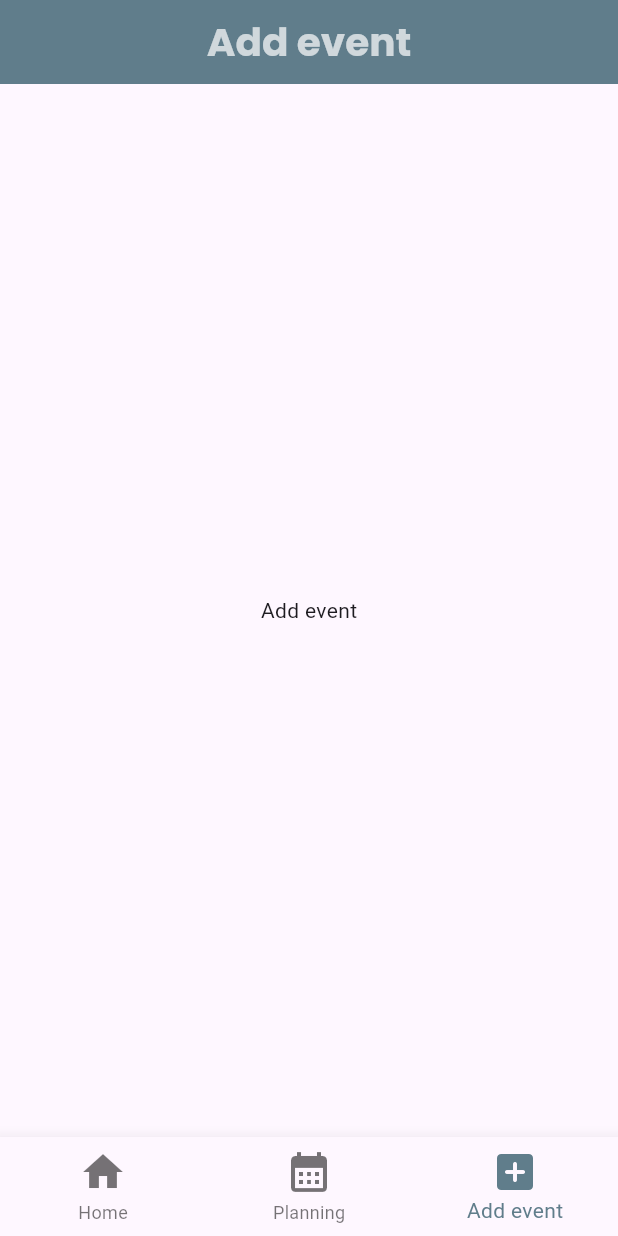
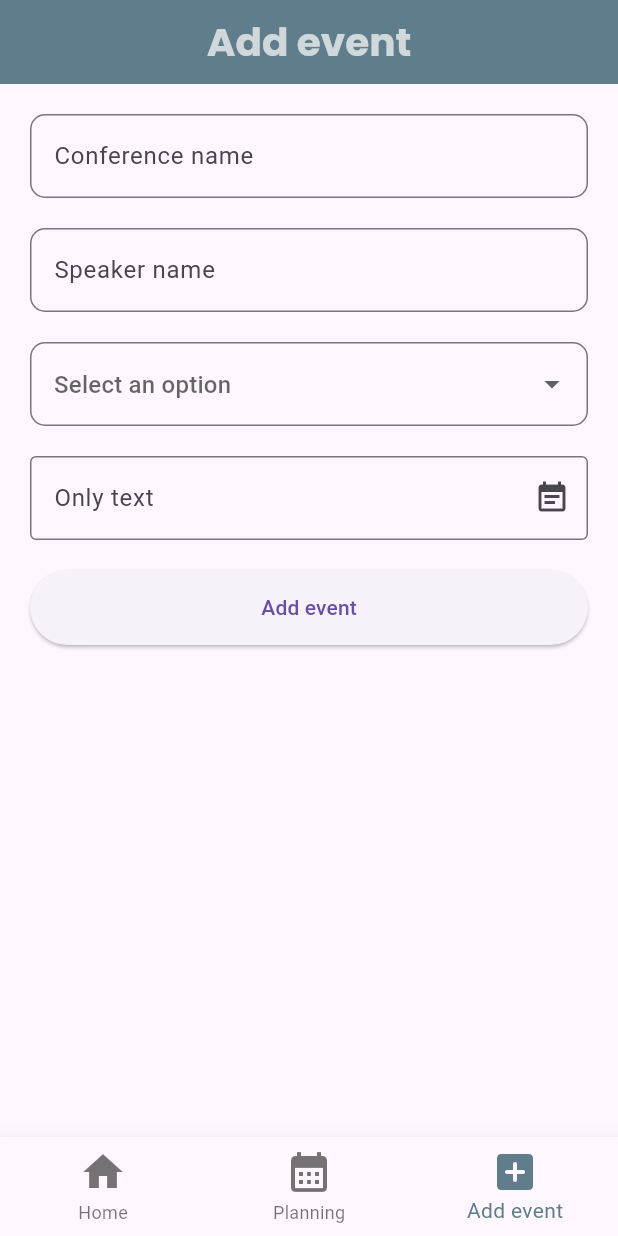
Before and after one commit to Moustapha530/asynconf, a Flutter app: the screen it shows after launch, item 3 of the bottom bar chosen, on a phone screen of 412 x 824 dp. Run offline on Flutter 3.47's test engine with Material 3 defaults, Android fonts, the phone set to English and light mode, and no system bars; drawn by our look-alikes of date_field; our stand-ins replace flutter_svg.

Commit message:
add a form for adding events

```diff
--- a/lib/pages/add_page.dart
+++ b/lib/pages/add_page.dart
@@ -1,14 +1,139 @@
 import 'package:flutter/material.dart';
+import 'package:date_field/date_field.dart';
 
-class AddEventPage extends StatelessWidget {
+class AddEventPage extends StatefulWidget {
   const AddEventPage({super.key});
 
   @override
+  State<AddEventPage> createState() => _AddEventPageState();
+}
+
+class _AddEventPageState extends State<AddEventPage> {
+  final _formKey = GlobalKey<FormState>();
+
+  final TextEditingController _conferenceNameController = TextEditingController();
+  final TextEditingController _speakerNameController = TextEditingController();
+  DateTime selectedConfDate = DateTime.now();
+  String confType = "Talk show";
+
+  @override
+  void dispose() {
+    super.dispose();
+    _conferenceNameController.dispose();
+    _speakerNameController.dispose();
+  }
+
+  @override
   Widget build(BuildContext context) {
-    return Center(
-      child: Text(
-        "Add event"
+    return Container(
+      margin: const EdgeInsets.all(20),
+      child: Form(
+        key: _formKey,
+        child: Column(
+          children: [
+            TextFormField(
+              controller: _conferenceNameController,
+              decoration: const InputDecoration(
+                hintText: 'Enter the conference name',
+                labelText: 'Conference name',
+                border: OutlineInputBorder(
+                  borderRadius: BorderRadius.all(Radius.circular(10)),
+                ),
+              ),
+              validator: (value) {
+                if (value == null || value.isEmpty) {
+                  return 'Please enter the conference name';
+                }
+                return null;
+              },
+            ),
+            Padding(padding: EdgeInsets.only(top: 20)),
+            TextFormField(
+              controller: _speakerNameController,
+              decoration: const InputDecoration(
+                hintText: 'Enter the speaker name',
+                labelText: 'Speaker name',
+                border: OutlineInputBorder(
+                  borderRadius: BorderRadius.all(Radius.circular(10)),
+                ),
+              ),
+              validator: (value) {
+                if (value == null || value.isEmpty) {
+                  return 'Please enter the speaker name';
+                }
+                return null;
+              },
+            ),
+            Padding(padding: EdgeInsets.only(top: 20)),
+            DropdownButtonFormField(
+              items: [
+                DropdownMenuItem(
+                  value: 'talk',
+                  child: Text('Talk show'),
+                ),
+                DropdownMenuItem(
+                  value: 'demo',
+                  child: Text('Code demo'),
+                ),
+                DropdownMenuItem(
+                  value: 'partner',
+                  child: Text('Partner session'),
+                ),
+              ],
+              onChanged: (value) {
+                confType = value!;
+              },
+              decoration: const InputDecoration(
+                hintText: 'Select an option',
+                border: OutlineInputBorder(
+                  borderRadius: BorderRadius.all(Radius.circular(10)),
+                ),
+              ),
+            ),
+            Padding(padding: EdgeInsets.only(top: 20)),
+            DateTimeFormField(
+              decoration: const InputDecoration(
+                hintStyle: TextStyle(color: Colors.black45),
+                errorStyle: TextStyle(color: Colors.redAccent),
+                border: OutlineInputBorder(),
+                suffixIcon: Icon(Icons.event_note),
+                labelText: 'Only text'
+              ),
+              mode: DateTimeFieldPickerMode.dateAndTime,
+              autovalidateMode: AutovalidateMode.always,
+              validator: (e) => (e?.day ?? 0) == 1 ? 'Please not the first day' : null,
+              onDateSelected: (DateTime value) {
+                setState(() {
+                  selectedConfDate = value;
+                });
+              },
+            ),
+            Padding(padding: EdgeInsets.only(top: 20)),
+            SizedBox(
+              height: 50,
+              width: double.infinity,
+              child: ElevatedButton(
+                onPressed: (){
+                  if(_formKey.currentState!.validate()){
+                    ScaffoldMessenger.of(context).showSnackBar(
+                      const SnackBar(content: Text('Processing Data')),
+                    );
+                    FocusScope.of(context).unfocus();
+                    final conferenceName = _conferenceNameController.text;
+                    final speakerName = _speakerNameController.text;
+
+                    print('Conference Name: $conferenceName');
+                    print('Speaker Name: $speakerName');
+                    print('Session Type: $confType');
+
+                  }
+                },
+                child: Text('Add event'),
+              ),
+            ),
+        ],
       ),
+    )
     );
   }
 }
```
